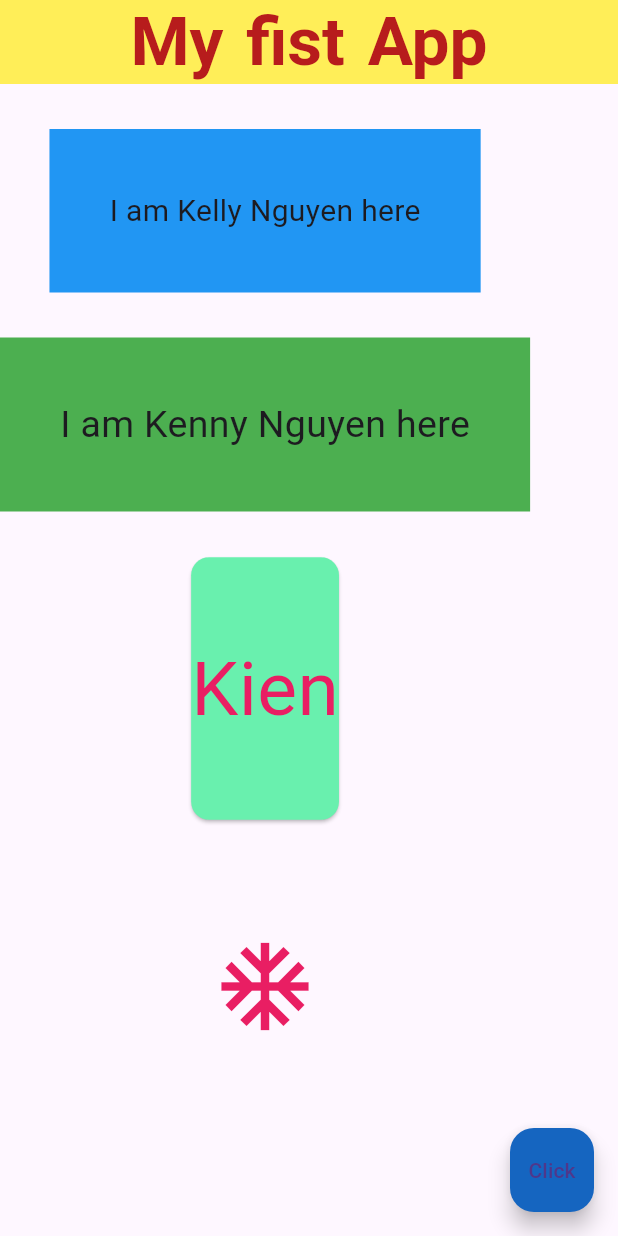
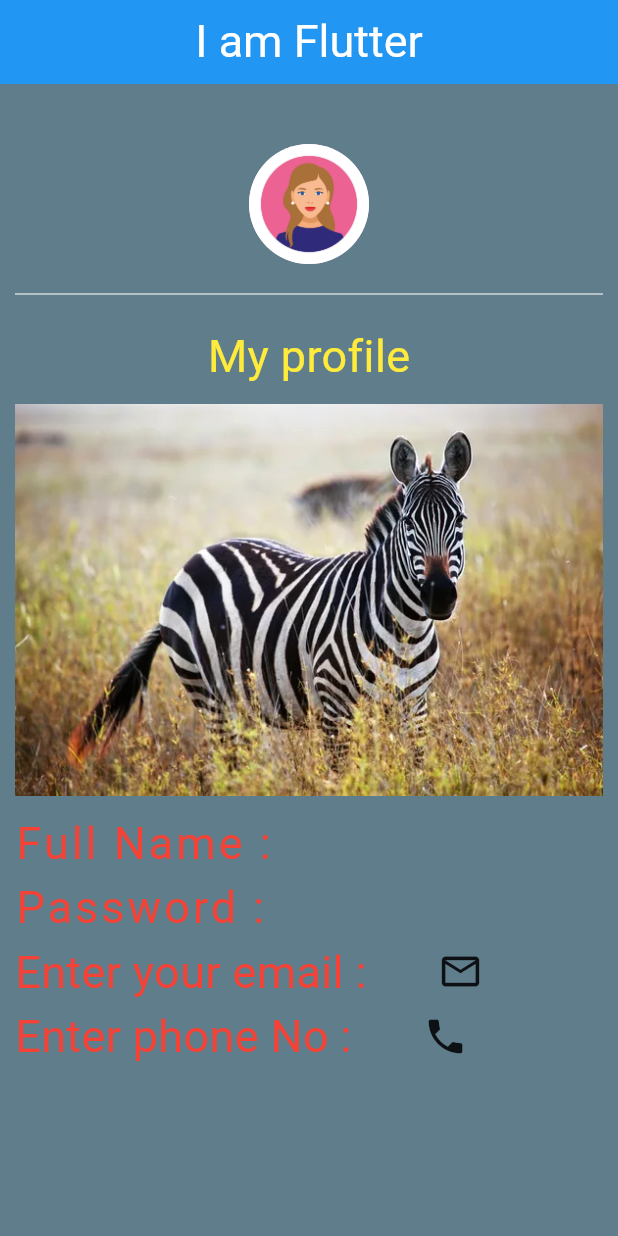
Before and after one commit to KienNguyen2021/flutter_column, a Flutter app: the screen it shows after launch, on a phone screen of 412 x 824 dp. Run offline on Flutter 3.47's test engine with Material 3 defaults, Android fonts, the light colour scheme and no system bars; Roboto replaces fonts that are missing (IndieFlower).

Commit message:
first commit

```diff
--- a/lib/main.dart
+++ b/lib/main.dart
@@ -1,107 +1,101 @@
-
 import 'package:flutter/material.dart';
 
-void main() => runApp(MaterialApp(
+void main() =>runApp(MaterialApp(
+   home: kienCard() ,
 
-  home : Scaffold
+  debugShowCheckedModeBanner: false,
+));
 
-    (
-    appBar : AppBar(
-        title : Text('My fist App',
-            style:
-            TextStyle(
-              fontSize: 45,
-              fontWeight: FontWeight.w700,
-              color :Colors.red[900],
-              wordSpacing: 4.0,
-// added fontFamily from pubspec yaml :
-              fontFamily: 'IndieFlower',
-            )),
+class kienCard extends StatelessWidget {
+  //const ({super.key});
 
-        centerTitle : true,
-        backgroundColor : Colors.yellow[400]
 
-    ),
+  @override
+  Widget build(BuildContext context) {
 
-//    body : Container(
-    // padding: EdgeInsets.all(70.0) ,
-    //  padding: EdgeInsets.symmetric(vertical: 90, horizontal: 40),
-//      padding: EdgeInsets.fromLTRB(10.0, 20.0, 30.0,40.0),
-    //     margin: EdgeInsets.all(40.0),
-    //     color: Colors.blue[100],
-    //    child: Text("Flutter"),
 
-    //  body: Padding(padding: EdgeInsets.all(150.0),
-    //  child: Text('Fullter', style: TextStyle(fontSize: 50, color: Colors.purpleAccent),),
-    //),
+    return  Scaffold(
 
-    //Center(
-    // child : Text('Hi,I am Flutter!', style: TextStyle(
-    //     color: Colors.blue,  fontSize: 35.0, fontStyle: FontStyle.italic, height: 0.5, letterSpacing: 3.0,
-    //     // added fontFamily from pubspec yaml :
-    //     fontFamily: 'IndieFlower',
-// 2 types to insert an image : from URL, or local image :
-    // child:  Image(image: NetworkImage('https://encrypted-tbn0.gstatic.com/images?q=tbn:ANd9GcSuCfS0-gNQjyy1sbzF85e5XzoSX1HfcEJzoA&s'),
-    //    child: Image.asset('images/horse.jpg'),
-    // or   child : Image(image: AssetsImage('images/horse.jpg)
-    //),
-    // child: Icon(Icons.airport_shuttle_outlined, color: Colors.teal, size: 379.0,)
-    //child: IconButton(onPressed: () { print(' you clicked on me ');},
-    //icon: Icon(Icons.alternate_email_outlined, size: 90.0,color: Colors.red,),
-    //),
+      backgroundColor: Colors.blueGrey ,
 
-    // ),
-    //),
 
-    body: Column(
+       appBar: AppBar(
 
-// adjust the layout in Row :
-      // mainAxisAlignment: MainAxisAlignment.center,
-      //   mainAxisAlignment: MainAxisAlignment.end,
-      //mainAxisAlignment: MainAxisAlignment.spaceEvenly,
-      // mainAxisAlignment: MainAxisAlignment.spaceAround,
-      // crossAxisAlignment: CrossAxisAlignment.center,
-      // crossAxisAlignment: CrossAxisAlignment.stretch,
-      // crossAxisAlignment: CrossAxisAlignment.end,
+          title: Text('I am Flutter',style: TextStyle(fontSize: 30.0, color: Colors.white)),
+         centerTitle: true,
+          elevation: 0.0,    // to drop shadow to 0
+          backgroundColor: Colors.blue,
 
-        children : <Widget>[
-          Container(
-            padding: EdgeInsets.all(40.0),
-            margin: EdgeInsets.all(30.0),
-            child: Text('I am Kelly Nguyen here',style: TextStyle(fontSize: 20),),
-            color: Colors.blue,
-            //child: Text('I am first Container'),
-          ),
+               ),
 
-          Container(
-            padding: EdgeInsets.all(40.0),
-            color: Colors.green,
-            child: Text('I am Kenny Nguyen here',style: TextStyle(fontSize: 25),),
-          ),
-          const Card(
-            color: Colors.greenAccent,
 
-            child: Text('Kien', textAlign:TextAlign.justify, style: TextStyle(fontSize: 50, color:Colors.pink,height:3.5),),
-            margin: EdgeInsets.all(30.5),
-          ),
+        body : Padding(padding: EdgeInsets.fromLTRB(10.0, 40.0, 10.0, 10.0),
 
-          Container(
-              margin: EdgeInsets.all(45.5),
-              //padding: EdgeInsets.all(20.0),
-              // padding: EdgeInsets.all(0.5),
-              // child: Image.asset('images/zibra.jpg'),
-              child:
-              Icon(Icons.ac_unit_sharp, size: 70,color: Colors.pink,)
-          )
-        ]
-    ),
+          child: Column(
+            crossAxisAlignment: CrossAxisAlignment.start,    // move column to left side
+               mainAxisAlignment: MainAxisAlignment.start,  // column in center
 
-    floatingActionButton : FloatingActionButton(
-      onPressed: () {},
-      child : const Text('Click'),
-      backgroundColor: Colors.blue[800],
-    ),
-  ),
+            children: <Widget>[
+              //avatar 'CircleAvarta :
 
-)
-);
+              Center(
+                child: CircleAvatar(
+                  backgroundImage: AssetImage('images/girl1.jpg'),
+                  radius: 40.0,
+                      ),
+              ),
+
+//Divider is to create a gap between picture and text 'my profile :
+
+               Divider(
+
+                   height: 40.0,
+                   color: Colors.white70,
+                ),
+
+                     Center(child: Text('My profile', style: TextStyle(fontSize: 30.0,color: Colors.yellow),)),
+
+                     SizedBox(height: 10.0,),  // create a gap between
+                     Image(image: AssetImage('images/zibra.jpg'),),
+
+                      SizedBox(height: 10.0,),  // create a gap between column
+
+                     Text("Full Name :", style: TextStyle(fontSize: 30.0, color: Colors.red, letterSpacing: 2.0),),
+                     Text("Password :", style: TextStyle(fontSize: 30.0, color: Colors.red, letterSpacing: 2.0),),
+
+                     Row(
+
+                      children:<Widget> [
+
+                        Text('Enter your email : ', style: TextStyle(fontSize: 30, color: Colors.red),),
+
+                        SizedBox(width: 40.0,),  // create a gap between Row
+
+                        Icon(Icons.email_outlined, size: 30,)
+
+                      ],
+                     ),
+
+                 Row(
+
+
+                   children:<Widget> [
+
+                     Text('Enter phone No : ', style: TextStyle(fontSize: 30, color: Colors.red),),
+
+                     SizedBox(width: 40.0,),  // create a gap between Row
+
+                     Icon(Icons.phone, size: 30,)
+
+                   ],
+                 ),
+
+
+
+               ],
+
+                 ),
+       )
+    );
+  }
+}
```
Also changed, not shown: pubspec.yaml (+4 -3 lines), images/girl1.jpg (added), images/zibra.jpg (added).
